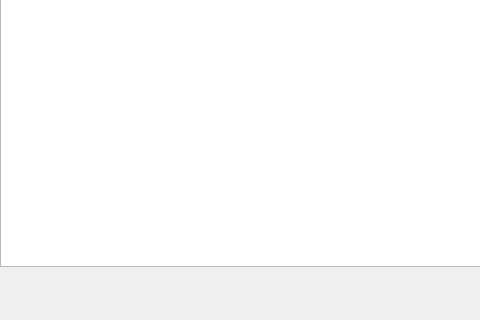
Above: main.ui from 124476/Latte_Makioto before the change; both pictures show x 0 to 480 and y 204 to 524 of the 791 by 524 pixel window. Below: the same form after it.
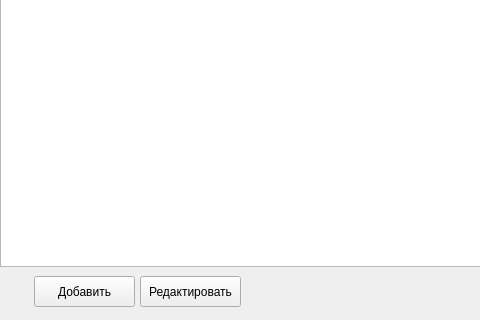
That is the form after the change.

Patch:
```diff
--- a/main.ui
+++ b/main.ui
@@ -23,6 +23,32 @@
     </rect>
    </property>
   </widget>
+  <widget class="QPushButton" name="NewButton">
+   <property name="geometry">
+    <rect>
+     <x>34</x>
+     <y>480</y>
+     <width>101</width>
+     <height>31</height>
+    </rect>
+   </property>
+   <property name="text">
+    <string>Добавить</string>
+   </property>
+  </widget>
+  <widget class="QPushButton" name="EditButton">
+   <property name="geometry">
+    <rect>
+     <x>140</x>
+     <y>480</y>
+     <width>101</width>
+     <height>31</height>
+    </rect>
+   </property>
+   <property name="text">
+    <string>Редактировать</string>
+   </property>
+  </widget>
  </widget>
  <resources/>
  <connections/>
```
